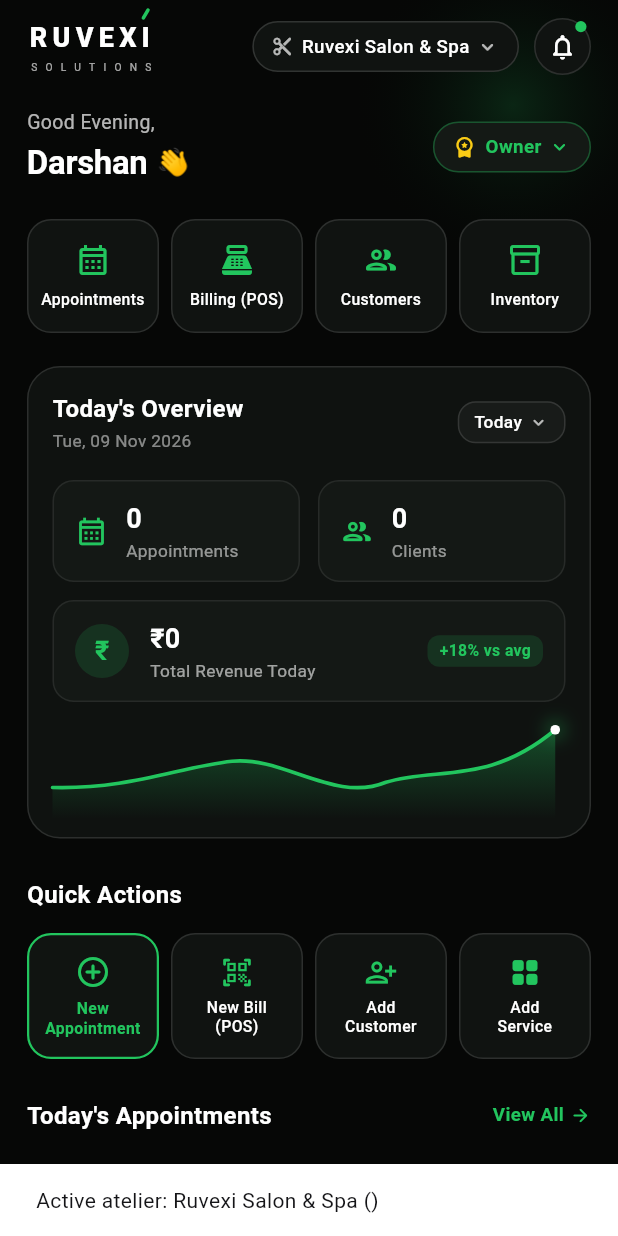
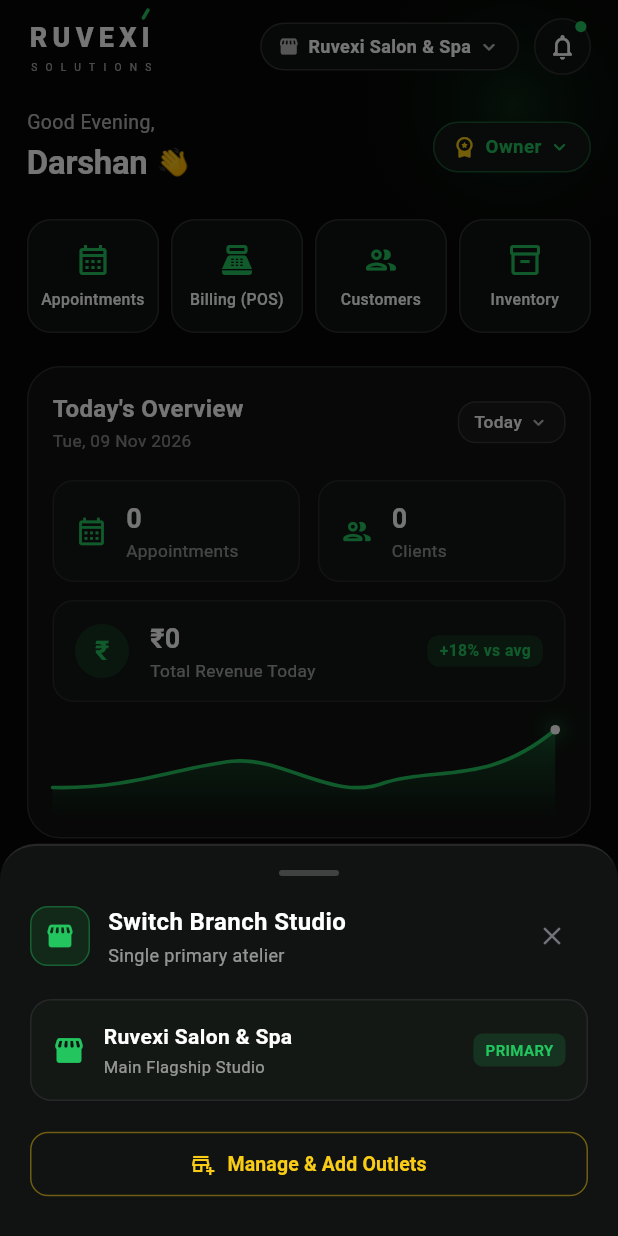
Before and after one commit to ruvexisolutions/app, a Flutter app: the OverviewDashboardScreen screen opened directly with empty values, after a tap on "Ruvexi Salon & Spa", on a phone screen of 412 x 824 dp. Run offline on Flutter 3.47's test engine with Material 3 defaults, Android fonts, the phone set to English and light mode, and no system bars; our stand-ins replace flutter_secure_storage, google_sign_in; accounts and stored records are empty.

Commit message:
Add branch switcher dropdown to homepage with interactive outlet picker

```diff
--- a/lib/core/state/ruvexi_state.dart
+++ b/lib/core/state/ruvexi_state.dart
@@ -1006,6 +1006,17 @@ class RuvexiAppState extends ChangeNotifier {
 
   void setActiveBranch(SalonBranch branch) {
     activeBranch = branch;
+    if (branch.chairs > 0) {
+      salonChairs = branch.chairs;
+      _rebuildSeats(branch.chairs);
+    }
+    final locParts = [branch.address, branch.city].where((s) => s.trim().isNotEmpty).toList();
+    if (locParts.isNotEmpty) {
+      salonLocation = locParts.join(", ");
+    }
+    if (branch.phone.trim().isNotEmpty) {
+      salonPhone = branch.phone.trim();
+    }
     notifyListeners();
   }
 
--- a/lib/features/overview/screens/overview_screen.dart
+++ b/lib/features/overview/screens/overview_screen.dart
@@ -4,6 +4,8 @@ import 'package:ruvexi_mobile/core/theme/ruvexi_theme.dart';
 import 'package:ruvexi_mobile/shared/widgets/ruvexi_logo.dart';
 import 'package:ruvexi_mobile/features/appointments/screens/new_appointment_screen.dart';
 import 'package:ruvexi_mobile/features/appointments/screens/appointment_details_screen.dart';
+import 'package:ruvexi_mobile/features/business/screens/branches_management_screen.dart';
+import 'package:ruvexi_mobile/shared/widgets/branch_switcher_sheet.dart';
 import 'package:ruvexi_mobile/features/services/screens/services_screen.dart';
 import 'package:ruvexi_mobile/features/inventory/screens/inventory_screen.dart';
 import 'package:ruvexi_mobile/features/reports/screens/reports_analytics_screen.dart';
@@ -45,12 +47,15 @@ class OverviewDashboardScreen extends StatelessWidget {
           ),
 
           SafeArea(
-            child: SingleChildScrollView(
+            child: ListenableBuilder(
+              listenable: appState,
+              builder: (context, _) {
+                return SingleChildScrollView(
                   padding: const EdgeInsets.symmetric(horizontal: 18, vertical: 12),
                   child: Column(
                     crossAxisAlignment: CrossAxisAlignment.start,
                     children: [
-                  // 1. Top Header Bar: Brand Logo + Salon Dropdown + Notifications
+                      // 1. Top Header Bar: Brand Logo + Salon/Branch Dropdown + Notifications
                       _buildTopHeader(context),
 
                       const SizedBox(height: 22),
@@ -81,6 +86,8 @@ class OverviewDashboardScreen extends StatelessWidget {
                       const SizedBox(height: 20),
                     ],
                   ),
+                );
+              },
             ),
           ),
         ],
@@ -96,42 +103,11 @@ class OverviewDashboardScreen extends StatelessWidget {
         // Left: Ruvexi Brand Logo
         const RuvexiLogoWidget(fontSize: 18, showSubtitle: true),
 
-        // Center / Right: Salon selector & Notification Bell
+        // Center / Right: Branch selector & Notification Bell
         Row(
           children: [
-            // Salon Selector Dropdown
-            GestureDetector(
-              onTap: () {
-                ScaffoldMessenger.of(context).showSnackBar(
-                  SnackBar(content: Text("Active atelier: ${appState.salonName} (${appState.salonLocation})")),
-                );
-              },
-              child: Container(
-                padding: const EdgeInsets.symmetric(horizontal: 12, vertical: 7),
-                decoration: BoxDecoration(
-                  color: const Color(0xFF101311),
-                  borderRadius: BorderRadius.circular(20),
-                  border: Border.all(color: Colors.white.withValues(alpha: 0.14)),
-                ),
-                child: Row(
-                  mainAxisSize: MainAxisSize.min,
-                  children: [
-                    const Icon(Icons.content_cut_rounded, size: 14, color: Colors.white70),
-                    const SizedBox(width: 6),
-                    Text(
-                      appState.salonName,
-                      style: const TextStyle(
-                        color: Colors.white,
-                        fontSize: 12.5,
-                        fontWeight: FontWeight.w500,
-                      ),
-                    ),
-                    const SizedBox(width: 4),
-                    const Icon(Icons.keyboard_arrow_down_rounded, size: 16, color: Colors.white70),
-                  ],
-                ),
-              ),
-            ),
+            // Interactive Branch Selector Dropdown Pill
+            BranchTopDropdownPill(appState: appState),
 
             const SizedBox(width: 10),
 
--- /dev/null
+++ b/lib/shared/widgets/branch_switcher_sheet.dart
@@ -0,0 +1,348 @@
+import 'package:flutter/material.dart';
+import 'package:ruvexi_mobile/core/state/ruvexi_state.dart';
+import 'package:ruvexi_mobile/features/business/screens/branches_management_screen.dart';
+
+void showBranchSwitcherSheet(BuildContext context, RuvexiAppState appState) {
+  showModalBottomSheet(
+    context: context,
+    isScrollControlled: true,
+    backgroundColor: Colors.transparent,
+    builder: (ctx) => BranchSwitcherSheet(appState: appState),
+  );
+}
+
+class BranchSwitcherSheet extends StatelessWidget {
+  final RuvexiAppState appState;
+
+  const BranchSwitcherSheet({super.key, required this.appState});
+
+  @override
+  Widget build(BuildContext context) {
+    return Container(
+      decoration: const BoxDecoration(
+        color: Color(0xFF101311),
+        borderRadius: BorderRadius.vertical(top: Radius.circular(24)),
+        border: Border(
+          top: BorderSide(color: Color(0xFF27272A), width: 1.5),
+        ),
+      ),
+      padding: EdgeInsets.only(
+        left: 20,
+        right: 20,
+        top: 16,
+        bottom: MediaQuery.of(context).viewInsets.bottom + 24,
+      ),
+      child: Column(
+        mainAxisSize: MainAxisSize.min,
+        crossAxisAlignment: CrossAxisAlignment.start,
+        children: [
+          // Drag Handle
+          Center(
+            child: Container(
+              width: 40,
+              height: 4,
+              margin: const EdgeInsets.only(bottom: 16),
+              decoration: BoxDecoration(
+                color: Colors.white.withOpacity(0.2),
+                borderRadius: BorderRadius.circular(2),
+              ),
+            ),
+          ),
+
+          // Header
+          Row(
+            children: [
+              Container(
+                width: 40,
+                height: 40,
+                decoration: BoxDecoration(
+                  color: const Color(0xFF22C55E).withOpacity(0.12),
+                  borderRadius: BorderRadius.circular(12),
+                  border: Border.all(color: const Color(0xFF22C55E).withOpacity(0.35)),
+                ),
+                child: const Icon(Icons.storefront_rounded, color: Color(0xFF22C55E), size: 20),
+              ),
+              const SizedBox(width: 12),
+              Expanded(
+                child: Column(
+                  crossAxisAlignment: CrossAxisAlignment.start,
+                  children: [
+                    const Text(
+                      "Switch Branch Studio",
+                      style: TextStyle(
+                        color: Colors.white,
+                        fontSize: 16,
+                        fontWeight: FontWeight.bold,
+                      ),
+                    ),
+                    const SizedBox(height: 2),
+                    Text(
+                      appState.branches.isNotEmpty
+                          ? "${appState.branches.length} ${appState.branches.length == 1 ? 'outlet registered' : 'outlets registered'}"
+                          : "Single primary atelier",
+                      style: TextStyle(
+                        color: Colors.white.withOpacity(0.55),
+                        fontSize: 12,
+                      ),
+                    ),
+                  ],
+                ),
+              ),
+              IconButton(
+                onPressed: () => Navigator.pop(context),
+                icon: const Icon(Icons.close, color: Color(0xFF71717A), size: 20),
+              ),
+            ],
+          ),
+          const SizedBox(height: 18),
+
+          // List of Branches
+          if (appState.branches.isNotEmpty) ...[
+            ConstrainedBox(
+              constraints: BoxConstraints(
+                maxHeight: MediaQuery.of(context).size.height * 0.45,
+              ),
+              child: ListView.separated(
+                shrinkWrap: true,
+                itemCount: appState.branches.length,
+                separatorBuilder: (_, __) => const SizedBox(height: 8),
+                itemBuilder: (_, index) {
+                  final b = appState.branches[index];
+                  final isSelected = appState.activeBranch?.id == b.id;
+                  return InkWell(
+                    onTap: () {
+                      appState.setActiveBranch(b);
+                      Navigator.pop(context);
+                      ScaffoldMessenger.of(context).showSnackBar(
+                        SnackBar(
+                          content: Text("Switched active branch to ${b.name}"),
+                          backgroundColor: const Color(0xFF22C55E),
+                          duration: const Duration(seconds: 2),
+                        ),
+                      );
+                    },
+                    borderRadius: BorderRadius.circular(14),
+                    child: Container(
+                      padding: const EdgeInsets.symmetric(horizontal: 14, vertical: 12),
+                      decoration: BoxDecoration(
+                        color: isSelected
+                            ? const Color(0xFF22C55E).withOpacity(0.08)
+                            : const Color(0xFF141815),
+                        borderRadius: BorderRadius.circular(14),
+                        border: Border.all(
+                          color: isSelected
+                              ? const Color(0xFF22C55E)
+                              : const Color(0xFF27272A),
+                          width: isSelected ? 1.5 : 1,
+                        ),
+                      ),
+                      child: Row(
+                        children: [
+                          Container(
+                            width: 36,
+                            height: 36,
+                            decoration: BoxDecoration(
+                              color: isSelected
+                                  ? const Color(0xFF22C55E).withOpacity(0.18)
+                                  : const Color(0xFF101311),
+                              borderRadius: BorderRadius.circular(10),
+                            ),
+                            child: Icon(
+                              Icons.store_mall_directory_outlined,
+                              color: isSelected ? const Color(0xFF22C55E) : Colors.white70,
+                              size: 18,
+                            ),
+                          ),
+                          const SizedBox(width: 12),
+                          Expanded(
+                            child: Column(
+                              crossAxisAlignment: CrossAxisAlignment.start,
+                              children: [
+                                Text(
+                                  b.name,
+                                  style: TextStyle(
+                                    color: isSelected ? Colors.white : Colors.white.withOpacity(0.9),
+                                    fontSize: 14,
+                                    fontWeight: FontWeight.bold,
+                                  ),
+                                ),
+                                const SizedBox(height: 3),
+                                Text(
+                                  [
+                                    if (b.city.isNotEmpty) b.city,
+                                    "${b.chairs} Chairs",
+                                    if (b.phone.isNotEmpty) b.phone,
+                                  ].join(" • "),
+                                  style: TextStyle(
+                                    color: Colors.white.withOpacity(0.5),
+                                    fontSize: 11,
+                                  ),
+                                ),
+                              ],
+                            ),
+                          ),
+                          if (isSelected)
+                            Container(
+                              padding: const EdgeInsets.symmetric(horizontal: 8, vertical: 4),
+                              decoration: BoxDecoration(
+                                color: const Color(0xFF22C55E).withOpacity(0.15),
+                                borderRadius: BorderRadius.circular(6),
+                              ),
+                              child: const Row(
+                                mainAxisSize: MainAxisSize.min,
+                                children: [
+                                  Icon(Icons.check, color: Color(0xFF22C55E), size: 12),
+                                  SizedBox(width: 4),
+                                  Text(
+                                    "ACTIVE",
+                                    style: TextStyle(
+                                      color: Color(0xFF22C55E),
+                                      fontSize: 10,
+                                      fontWeight: FontWeight.bold,
+                                      letterSpacing: 0.5,
+                                    ),
+                                  ),
+                                ],
+                              ),
+                            ),
+                        ],
+                      ),
+                    ),
+                  );
+                },
+              ),
+            ),
+          ] else ...[
+            Container(
+              padding: const EdgeInsets.all(14),
+              decoration: BoxDecoration(
+                color: const Color(0xFF141815),
+                borderRadius: BorderRadius.circular(14),
+                border: Border.all(color: const Color(0xFF27272A)),
+              ),
+              child: Row(
+                children: [
+                  const Icon(Icons.storefront_rounded, color: Color(0xFF22C55E), size: 22),
+                  const SizedBox(width: 12),
+                  Expanded(
+                    child: Column(
+                      crossAxisAlignment: CrossAxisAlignment.start,
+                      children: [
+                        Text(
+                          appState.salonName,
+                          style: const TextStyle(color: Colors.white, fontSize: 14, fontWeight: FontWeight.bold),
+                        ),
+                        const SizedBox(height: 2),
+                        Text(
+                          appState.salonLocation.isNotEmpty
+                              ? appState.salonLocation
+                              : "Main Flagship Studio",
+                          style: TextStyle(color: Colors.white.withOpacity(0.55), fontSize: 11),
+                        ),
+                      ],
+                    ),
+                  ),
+                  Container(
+                    padding: const EdgeInsets.symmetric(horizontal: 8, vertical: 4),
+                    decoration: BoxDecoration(
+                      color: const Color(0xFF22C55E).withOpacity(0.15),
+                      borderRadius: BorderRadius.circular(6),
+                    ),
+                    child: const Text(
+                      "PRIMARY",
+                      style: TextStyle(color: Color(0xFF22C55E), fontSize: 10, fontWeight: FontWeight.bold),
+                    ),
+                  ),
+                ],
+              ),
+            ),
+          ],
+          const SizedBox(height: 18),
+
+          // Action Button: Add/Manage Outlets
+          SizedBox(
+            width: double.infinity,
+            child: OutlinedButton.icon(
+              onPressed: () {
+                Navigator.pop(context);
+                Navigator.push(
+                  context,
+                  MaterialPageRoute(builder: (_) => BranchesManagementScreen(appState: appState)),
+                );
+              },
+              icon: const Icon(Icons.add_business_outlined, color: Color(0xFFFACC15), size: 16),
+              label: const Text(
+                "Manage & Add Outlets",
+                style: TextStyle(color: Color(0xFFFACC15), fontSize: 13, fontWeight: FontWeight.bold),
+              ),
+              style: OutlinedButton.styleFrom(
+                padding: const EdgeInsets.symmetric(vertical: 12),
+                side: BorderSide(color: const Color(0xFFFACC15).withOpacity(0.4)),
+                shape: RoundedRectangleBorder(borderRadius: BorderRadius.circular(12)),
+              ),
+            ),
+          ),
+        ],
+      ),
+    );
+  }
+}
+
+class BranchTopDropdownPill extends StatelessWidget {
+  final RuvexiAppState appState;
+
+  const BranchTopDropdownPill({super.key, required this.appState});
+
+  @override
+  Widget build(BuildContext context) {
+    final activeBranch = appState.activeBranch;
+    final currentBranchLabel = activeBranch != null ? activeBranch.name : appState.salonName;
+    final hasMultipleBranches = appState.branches.length > 1;
+
+    return GestureDetector(
+      onTap: () => showBranchSwitcherSheet(context, appState),
+      child: Container(
+        padding: const EdgeInsets.symmetric(horizontal: 11, vertical: 6.5),
+        decoration: BoxDecoration(
+          color: const Color(0xFF101311),
+          borderRadius: BorderRadius.circular(20),
+          border: Border.all(
+            color: hasMultipleBranches
+                ? const Color(0xFF22C55E).withOpacity(0.35)
+                : Colors.white.withOpacity(0.14),
+          ),
+        ),
+        child: Row(
+          mainAxisSize: MainAxisSize.min,
+          children: [
+            Icon(
+              Icons.storefront_rounded,
+              size: 14,
+              color: hasMultipleBranches ? const Color(0xFF22C55E) : Colors.white70,
+            ),
+            const SizedBox(width: 6),
+            ConstrainedBox(
+              constraints: const BoxConstraints(maxWidth: 120),
+              child: Text(
+                currentBranchLabel,
+                style: const TextStyle(
+                  color: Colors.white,
+                  fontSize: 12,
+                  fontWeight: FontWeight.w600,
+                ),
+                maxLines: 1,
+                overflow: TextOverflow.ellipsis,
+              ),
+            ),
+            const SizedBox(width: 4),
+            Icon(
+              Icons.keyboard_arrow_down_rounded,
+              size: 16,
+              color: hasMultipleBranches ? const Color(0xFF22C55E) : Colors.white70,
+            ),
+          ],
+        ),
+      ),
+    );
+  }
+}
```
Also changed, not shown: lib/features/staff_portal/screens/staff_home_screen.dart (+7 -0 lines). Lines whose indentation alone changed are shown as unchanged.
